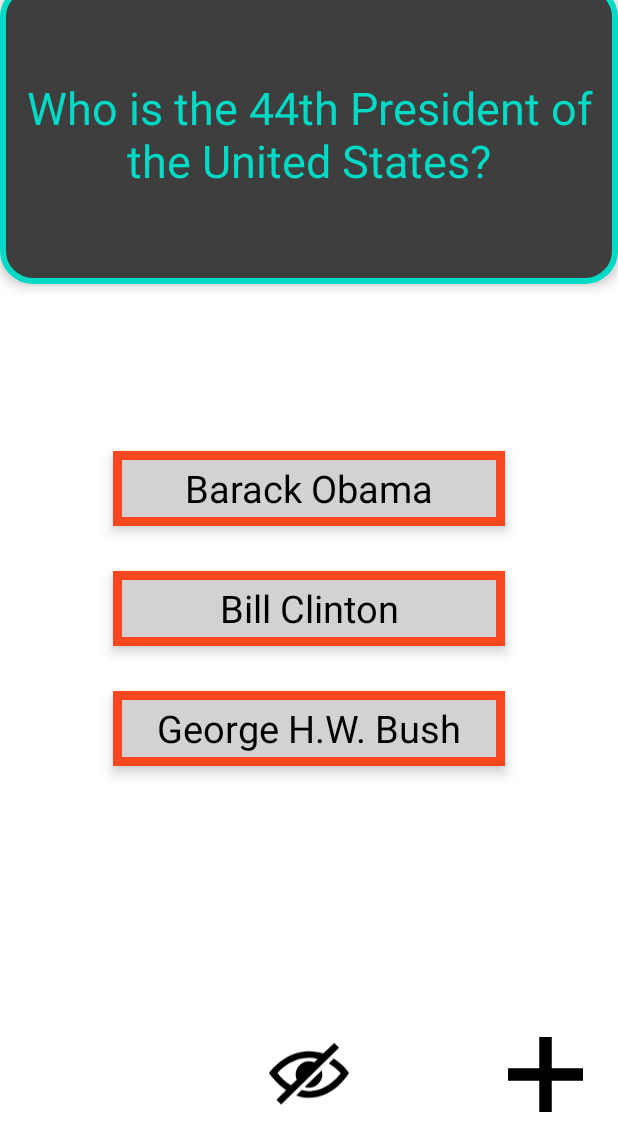
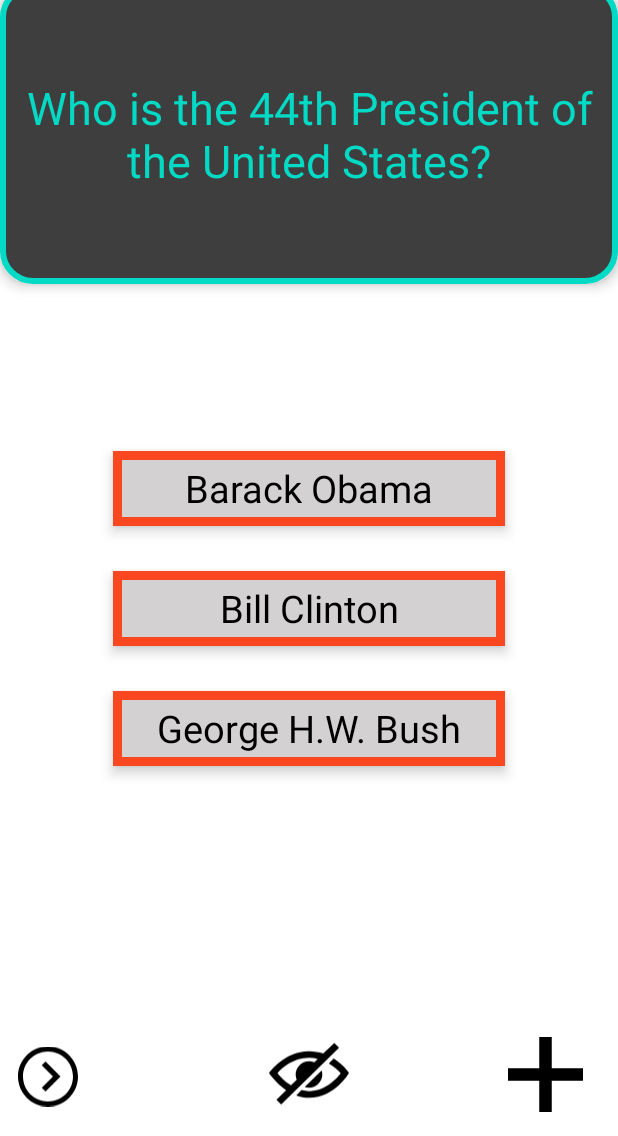
Before and after one commit to ADAS2024/Lab4, an Android app: the screen it shows after launch (MainActivity), on a phone screen of 412 x 824 dp, the part 100-1236 px from its top. Run offline under Robolectric (Android 15) with nearby library versions, the phone set to English and light mode, and no system bars; our stand-ins replace Room's generated code.

Commit message:
Newer cards

```diff
--- a/app/build.gradle
+++ b/app/build.gradle
@@ -36,4 +36,9 @@ dependencies {
     testImplementation 'junit:junit:4.+'
     androidTestImplementation 'androidx.test.ext:junit:1.1.2'
     androidTestImplementation 'androidx.test.espresso:espresso-core:3.3.0'
+
+    def room_version = "2.2.6"
+
+    implementation "androidx.room:room-runtime:$room_version"
+    annotationProcessor "androidx.room:room-compiler:$room_version"
 }
--- /dev/null
+++ b/app/src/main/java/com/example/arnabsflashcardapp/AppDatabase.java
@@ -0,0 +1,9 @@
+package com.example.arnabsflashcardapp;
+
+import androidx.room.Database;
+import androidx.room.RoomDatabase;
+
+@Database(entities = {Flashcard.class}, version = 3)
+public abstract class AppDatabase extends RoomDatabase {
+    public abstract FlashcardDao flashcardDao();
+}
--- /dev/null
+++ b/app/src/main/java/com/example/arnabsflashcardapp/FlashcardDao.java
@@ -0,0 +1,26 @@
+package com.example.arnabsflashcardapp;
+
+
+import androidx.room.Dao;
+import androidx.room.Delete;
+import androidx.room.Insert;
+import androidx.room.OnConflictStrategy;
+import androidx.room.Query;
+import androidx.room.Update;
+
+import java.util.List;
+
+@Dao
+public interface FlashcardDao {
+    @Query("SELECT * FROM flashcard")
+    List<Flashcard> getAll();
+
+    @Insert
+    void insertAll(Flashcard... flashcards);
+
+    @Delete
+    void delete(Flashcard flashcard);
+
+    @Update(onConflict = OnConflictStrategy.REPLACE)
+    void update(Flashcard flashcard);
+}
--- /dev/null
+++ b/app/src/main/java/com/example/arnabsflashcardapp/FlashcardDatabase.java
@@ -0,0 +1,52 @@
+package com.example.arnabsflashcardapp;
+
+import android.content.Context;
+
+import androidx.room.Room;
+
+import java.util.List;
+
+public class FlashcardDatabase {
+    private final AppDatabase db;
+
+    FlashcardDatabase(Context context) {
+        db = Room.databaseBuilder(context.getApplicationContext(),
+                AppDatabase.class, "flashcard-database")
+                .allowMainThreadQueries()
+                .fallbackToDestructiveMigration()
+                .build();
+    }
+
+    public void initFirstCard() {
+        if (db.flashcardDao().getAll().isEmpty()) {
+            insertCard(new Flashcard("Who is the 44th President of the United States", "Barack Obama"));
+        }
+    }
+
+    public List<Flashcard> getAllCards() {
+        return db.flashcardDao().getAll();
+    }
+
+    public void insertCard(Flashcard flashcard) {
+        db.flashcardDao().insertAll(flashcard);
+    }
+
+    public void deleteCard(String flashcardQuestion) {
+        List<Flashcard> allCards = db.flashcardDao().getAll();
+        for (Flashcard f : allCards) {
+            if (f.getQuestion().equals(flashcardQuestion)) {
+                db.flashcardDao().delete(f);
+            }
+        }
+    }
+
+    public void updateCard(Flashcard flashcard) {
+        db.flashcardDao().update(flashcard);
+    }
+
+    public void deleteAll() {
+        for (Flashcard f : db.flashcardDao().getAll()) {
+            db.flashcardDao().delete(f);
+        }
+    }
+}
--- a/app/src/main/java/com/example/arnabsflashcardapp/MainActivity.java
+++ b/app/src/main/java/com/example/arnabsflashcardapp/MainActivity.java
@@ -13,9 +13,15 @@ import android.widget.ImageView;
 import android.widget.TextView;
 import android.widget.ToggleButton;
 
+import com.google.android.material.snackbar.Snackbar;
+
+import java.util.List;
+
 public class MainActivity extends AppCompatActivity {
     boolean isShowingAnswers = true;
-
+    FlashcardDatabase flashcardDatabase;
+    List<Flashcard> allFlashcards;
+    int currentCardDisplayedIndex = 0;
 
     @Override
     protected void onCreate(Bundle savedInstanceState) {
@@ -30,8 +36,43 @@ public class MainActivity extends AppCompatActivity {
         TextView flashcardanswer3 = findViewById(R.id.flashcard_answer3);
         ImageView eyebutton =  (findViewById(R.id.toggle_choices_visibility));
         ImageView plusbutton = (findViewById(R.id.newcard));
+        ImageView nextbutton = (findViewById(R.id.nextbutton));
 
 
+        flashcardDatabase = new FlashcardDatabase(this);
+        allFlashcards = flashcardDatabase.getAllCards();
+
+        nextbutton.setOnClickListener(new View.OnClickListener() {
+            @Override
+            public void onClick(View v) {
+                // don't try to go to next card if you have no cards to begin with
+                if (allFlashcards.size() == 0)
+                    return;
+                // advance our pointer index so we can show the next card
+                currentCardDisplayedIndex++;
+
+                // make sure we don't get an IndexOutOfBoundsError if we are viewing the last indexed card in our list
+                if(currentCardDisplayedIndex >= allFlashcards.size()) {
+                    Snackbar.make(findViewById(R.id.flashcard_question),
+                            "You've reached the end of the cards, going back to start.",
+                            Snackbar.LENGTH_SHORT)
+                            .show();
+                    currentCardDisplayedIndex = 0;
+                }
+
+                // set the question and answer TextViews with data from the database
+                allFlashcards = flashcardDatabase.getAllCards();
+                Flashcard flashcard = allFlashcards.get(currentCardDisplayedIndex);
+
+                ((TextView) findViewById(R.id.flashcard_answer)).setText(flashcard.getAnswer());
+                ((TextView) findViewById(R.id.flashcard_question)).setText(flashcard.getQuestion());
+            }
+        });
+
+        if (allFlashcards != null && allFlashcards.size() > 0) {
+            ((TextView) findViewById(R.id.flashcard_question)).setText(allFlashcards.get(0).getQuestion());
+            ((TextView) findViewById(R.id.flashcard_answer)).setText(allFlashcards.get(0).getAnswer());
+        }
 
         plusbutton.setOnClickListener(new View.OnClickListener() {
             @Override
@@ -122,6 +163,12 @@ public class MainActivity extends AppCompatActivity {
             flashcardquestion.setText(question);
             TextView flashcardanswer = findViewById(R.id.flashcard_answer);
             flashcardanswer.setText(answer);
+
+            ((TextView) findViewById(R.id.flashcard_question)).setText(question);
+            ((TextView) findViewById(R.id.flashcard_answer)).setText(answer);
+
+            flashcardDatabase.insertCard(new Flashcard(question, answer));
+            allFlashcards = flashcardDatabase.getAllCards();
         }
     }
 }
--- /dev/null
+++ b/app/src/main/res/drawable/nextbutton.xml
@@ -0,0 +1,9 @@
+<vector xmlns:android="http://schemas.android.com/apk/res/android"
+    android:width="24dp"
+    android:height="24dp"
+    android:viewportWidth="24"
+    android:viewportHeight="24">
+  <path
+      android:fillColor="#FF000000"
+      android:pathData="M12,2c5.514,0 10,4.486 10,10s-4.486,10 -10,10 -10,-4.486 -10,-10 4.486,-10 10,-10zM12,0c-6.627,0 -12,5.373 -12,12s5.373,12 12,12 12,-5.373 12,-12 -5.373,-12 -12,-12zM14,12l-4.5,4.5 1.527,1.5 5.973,-6 -5.973,-6 -1.527,1.5 4.5,4.5z"/>
+</vector>
--- a/app/src/main/res/layout/activity_main.xml
+++ b/app/src/main/res/layout/activity_main.xml
@@ -91,6 +91,16 @@
         android:layout_marginBottom="0dp"
         android:src="@drawable/plusbutton" />
 
+    <ImageView
+        android:id="@+id/nextbutton"
+        android:layout_width="50dp"
+        android:layout_height="82dp"
+        android:layout_alignParentEnd="true"
+        android:layout_alignParentBottom="true"
+        android:layout_marginStart="12dp"
+        android:layout_marginEnd="360dp"
+        android:layout_marginBottom="-1dp"
+        android:src="@drawable/nextbutton" />
 
 
 </RelativeLayout>
```
Also changed, not shown: app/src/main/java/com/example/arnabsflashcardapp/Flashcard.java (added, +96 -0 lines).
